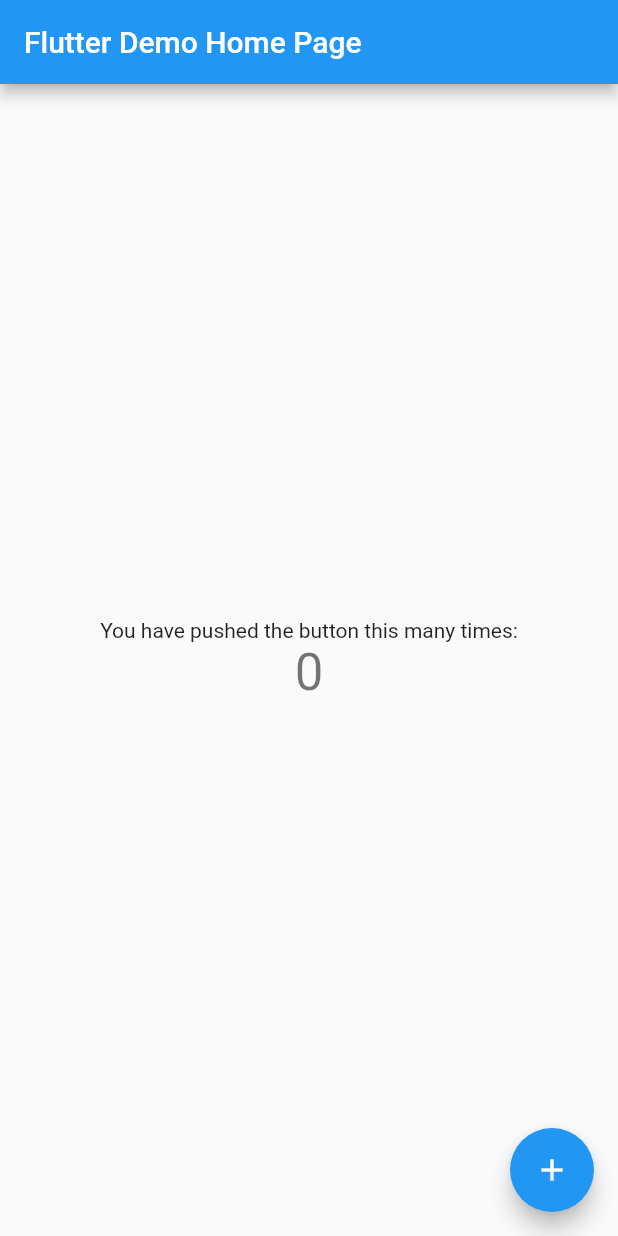
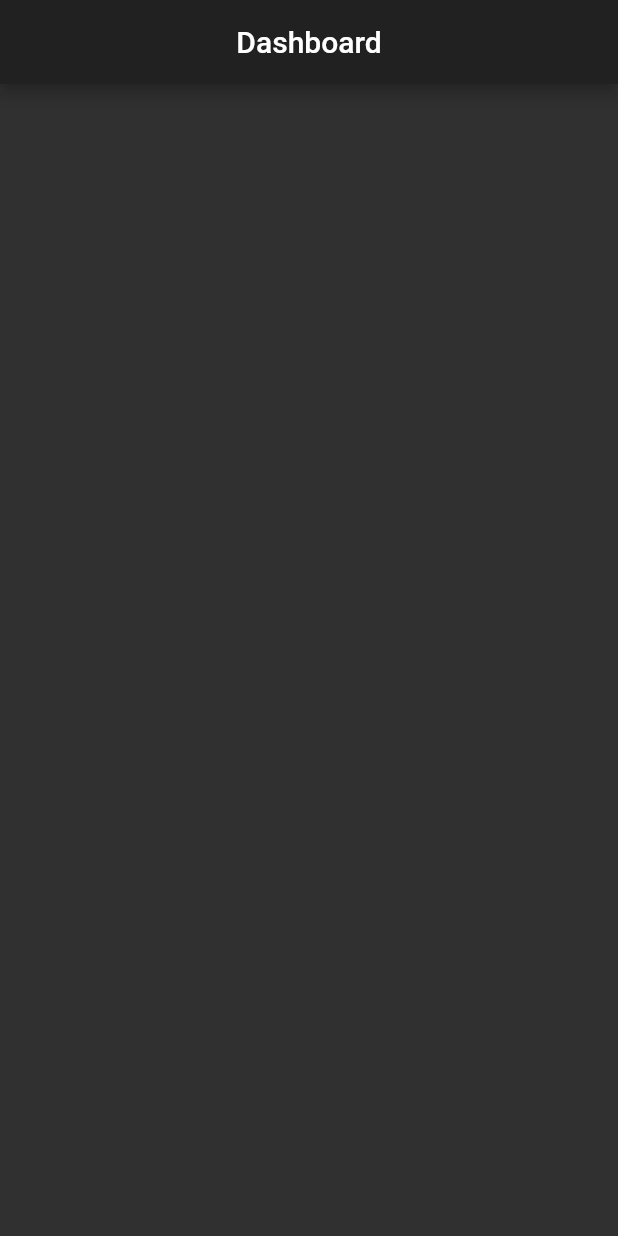
Before and after one commit to asfandyr380/tournament_app, a Flutter app: the screen it shows after launch, on a phone screen of 412 x 824 dp. Run offline on Flutter 3.47's test engine with Material 2 defaults, Android fonts, the phone set to English and light mode, and no system bars.

Commit message:
Project Started

```diff
--- /dev/null
+++ b/tournament_app/lib/Ui/home.dart
@@ -0,0 +1,16 @@
+import 'package:flutter/material.dart';
+
+class Home extends StatelessWidget {
+  @override
+  Widget build(BuildContext context) {
+    return Scaffold(
+      appBar: AppBar(
+        title: Text('Dashboard'),
+        centerTitle: true,
+      ),
+      body: Container(
+
+      ),
+    );
+  }
+}
--- a/tournament_app/lib/main.dart
+++ b/tournament_app/lib/main.dart
@@ -1,117 +1,17 @@
 import 'package:flutter/material.dart';
+import 'Ui//home.dart';
 
 void main() {
   runApp(MyApp());
 }
 
 class MyApp extends StatelessWidget {
-  // This widget is the root of your application.
   @override
   Widget build(BuildContext context) {
     return MaterialApp(
-      title: 'Flutter Demo',
-      theme: ThemeData(
-        // This is the theme of your application.
-        //
-        // Try running your application with "flutter run". You'll see the
-        // application has a blue toolbar. Then, without quitting the app, try
-        // changing the primarySwatch below to Colors.green and then invoke
-        // "hot reload" (press "r" in the console where you ran "flutter run",
-        // or simply save your changes to "hot reload" in a Flutter IDE).
-        // Notice that the counter didn't reset back to zero; the application
-        // is not restarted.
-        primarySwatch: Colors.blue,
-        // This makes the visual density adapt to the platform that you run
-        // the app on. For desktop platforms, the controls will be smaller and
-        // closer together (more dense) than on mobile platforms.
-        visualDensity: VisualDensity.adaptivePlatformDensity,
-      ),
-      home: MyHomePage(title: 'Flutter Demo Home Page'),
+       theme: ThemeData.dark(),
+      debugShowCheckedModeBanner: false,
+      home: Home(),
     );
   }
 }
-
-class MyHomePage extends StatefulWidget {
-  MyHomePage({Key key, this.title}) : super(key: key);
-
-  // This widget is the home page of your application. It is stateful, meaning
-  // that it has a State object (defined below) that contains fields that affect
-  // how it looks.
-
-  // This class is the configuration for the state. It holds the values (in this
-  // case the title) provided by the parent (in this case the App widget) and
-  // used by the build method of the State. Fields in a Widget subclass are
-  // always marked "final".
-
-  final String title;
-
-  @override
-  _MyHomePageState createState() => _MyHomePageState();
-}
-
-class _MyHomePageState extends State<MyHomePage> {
-  int _counter = 0;
-
-  void _incrementCounter() {
-    setState(() {
-      // This call to setState tells the Flutter framework that something has
-      // changed in this State, which causes it to rerun the build method below
-      // so that the display can reflect the updated values. If we changed
-      // _counter without calling setState(), then the build method would not be
-      // called again, and so nothing would appear to happen.
-      _counter++;
-    });
-  }
-
-  @override
-  Widget build(BuildContext context) {
-    // This method is rerun every time setState is called, for instance as done
-    // by the _incrementCounter method above.
-    //
-    // The Flutter framework has been optimized to make rerunning build methods
-    // fast, so that you can just rebuild anything that needs updating rather
-    // than having to individually change instances of widgets.
-    return Scaffold(
-      appBar: AppBar(
-        // Here we take the value from the MyHomePage object that was created by
-        // the App.build method, and use it to set our appbar title.
-        title: Text(widget.title),
-      ),
-      body: Center(
-        // Center is a layout widget. It takes a single child and positions it
-        // in the middle of the parent.
-        child: Column(
-          // Column is also a layout widget. It takes a list of children and
-          // arranges them vertically. By default, it sizes itself to fit its
-          // children horizontally, and tries to be as tall as its parent.
-          //
-          // Invoke "debug painting" (press "p" in the console, choose the
-          // "Toggle Debug Paint" action from the Flutter Inspector in Android
-          // Studio, or the "Toggle Debug Paint" command in Visual Studio Code)
-          // to see the wireframe for each widget.
-          //
-          // Column has various properties to control how it sizes itself and
-          // how it positions its children. Here we use mainAxisAlignment to
-          // center the children vertically; the main axis here is the vertical
-          // axis because Columns are vertical (the cross axis would be
-          // horizontal).
-          mainAxisAlignment: MainAxisAlignment.center,
-          children: <Widget>[
-            Text(
-              'You have pushed the button this many times:',
-            ),
-            Text(
-              '$_counter',
-              style: Theme.of(context).textTheme.headline4,
-            ),
-          ],
-        ),
-      ),
-      floatingActionButton: FloatingActionButton(
-        onPressed: _incrementCounter,
-        tooltip: 'Increment',
-        child: Icon(Icons.add),
-      ), // This trailing comma makes auto-formatting nicer for build methods.
-    );
-  }
-}
--- a/tournament_app/pubspec.yaml
+++ b/tournament_app/pubspec.yaml
@@ -28,6 +28,7 @@ dependencies:
   # The following adds the Cupertino Icons font to your application.
   # Use with the CupertinoIcons class for iOS style icons.
   cupertino_icons: ^0.1.3
+  http: ^0.12.1
 
 dev_dependencies:
   flutter_test:
```
Also changed, not shown: tournament_app/pubspec.lock.
